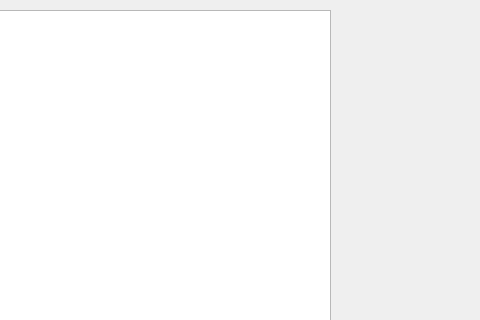
Before: the Qt Designer form Proyecto_invasion/mainwindow.ui in SalomeBM/Proyecto_final_info, drawn with Qt 5; both pictures show x 320 to 800 and y 0 to 320 of the 800 by 600 pixel window.
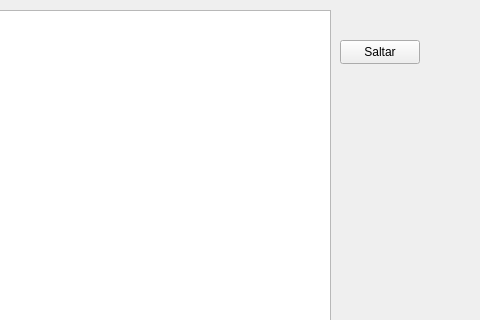
After: the same form once the commit is applied.

Commit message: Objeto que ya salta una altura proporcional

Patch:
```diff
--- a/Proyecto_invasion/mainwindow.ui
+++ b/Proyecto_invasion/mainwindow.ui
@@ -24,6 +24,19 @@
      </rect>
     </property>
    </widget>
+   <widget class="QPushButton" name="jumpButton">
+    <property name="geometry">
+     <rect>
+      <x>660</x>
+      <y>40</y>
+      <width>80</width>
+      <height>24</height>
+     </rect>
+    </property>
+    <property name="text">
+     <string>Saltar</string>
+    </property>
+   </widget>
   </widget>
   <widget class="QMenuBar" name="menubar">
    <property name="geometry">
```
The commit also changes 2 other files.
